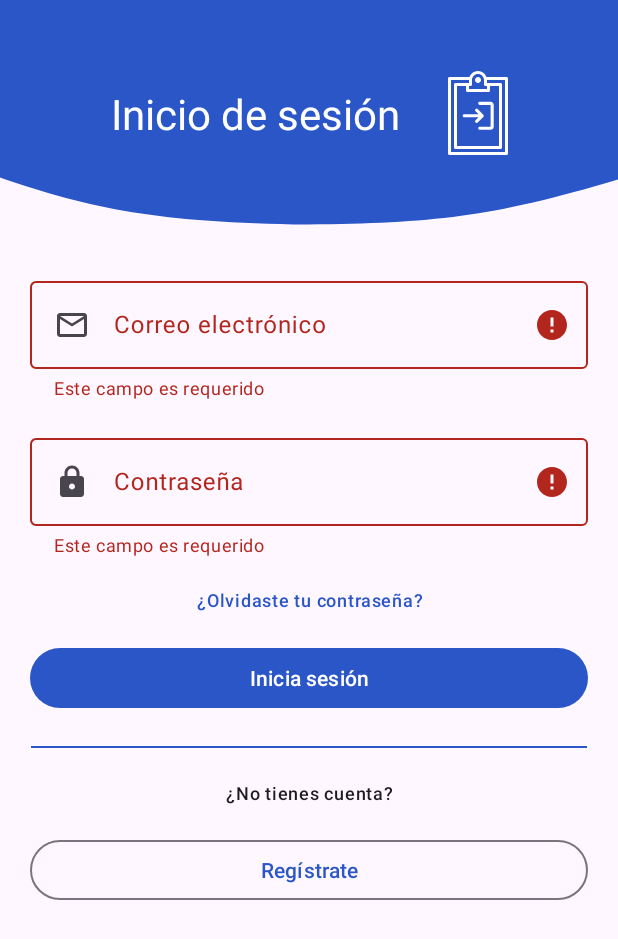
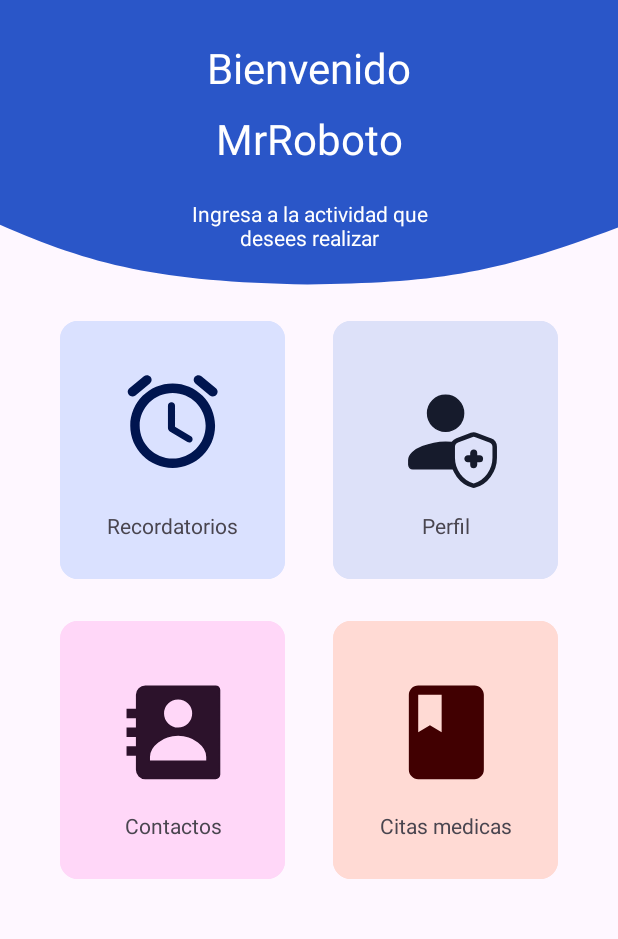
Before and after one commit to Rodrigo1619/Notimed, an Android app: the screen it shows after launch (MainActivity), after a tap on "Inicia sesión", on a phone screen of 412 x 824 dp. Shown: the top 939 px of the screen. Run offline under Robolectric (Android 15) with nearby library versions, the phone set to English and light mode, and no system bars; our stand-ins replace Room's generated code, data binding; network calls fail; 1 statement that could not run was skipped; 2 other taps on this screen came first.

Commit message:
feat: Design of the menu added

```diff
--- a/notimed-android-app/app/src/main/java/com/mrroboto/notimed/views/LoginFragment.kt
+++ b/notimed-android-app/app/src/main/java/com/mrroboto/notimed/views/LoginFragment.kt
@@ -68,7 +68,7 @@ class LoginFragment : Fragment() {
             viewModel.onLogin(email.toString(), password.toString())
 
             Toast.makeText(requireActivity(), "Estamos dentro", Toast.LENGTH_SHORT).show()
-            it.findNavController()
+            it.findNavController().navigate(R.id.action_loginFragment_to_menuFragment)
 
         }
 
--- /dev/null
+++ b/notimed-android-app/app/src/main/java/com/mrroboto/notimed/views/MenuFragment.kt
@@ -0,0 +1,60 @@
+package com.mrroboto.notimed.views
+
+import android.os.Bundle
+import androidx.fragment.app.Fragment
+import android.view.LayoutInflater
+import android.view.View
+import android.view.ViewGroup
+import com.mrroboto.notimed.R
+
+// TODO: Rename parameter arguments, choose names that match
+// the fragment initialization parameters, e.g. ARG_ITEM_NUMBER
+private const val ARG_PARAM1 = "param1"
+private const val ARG_PARAM2 = "param2"
+
+/**
+ * A simple [Fragment] subclass.
+ * Use the [MenuFragment.newInstance] factory method to
+ * create an instance of this fragment.
+ */
+class MenuFragment : Fragment() {
+    // TODO: Rename and change types of parameters
+    private var param1: String? = null
+    private var param2: String? = null
+
+    override fun onCreate(savedInstanceState: Bundle?) {
+        super.onCreate(savedInstanceState)
+        arguments?.let {
+            param1 = it.getString(ARG_PARAM1)
+            param2 = it.getString(ARG_PARAM2)
+        }
+    }
+
+    override fun onCreateView(
+        inflater: LayoutInflater, container: ViewGroup?,
+        savedInstanceState: Bundle?
+    ): View? {
+        // Inflate the layout for this fragment
+        return inflater.inflate(R.layout.fragment_menu, container, false)
+    }
+
+    companion object {
+        /**
+         * Use this factory method to create a new instance of
+         * this fragment using the provided parameters.
+         *
+         * @param param1 Parameter 1.
+         * @param param2 Parameter 2.
+         * @return A new instance of fragment MenuFragment.
+         */
+        // TODO: Rename and change types and number of parameters
+        @JvmStatic
+        fun newInstance(param1: String, param2: String) =
+            MenuFragment().apply {
+                arguments = Bundle().apply {
+                    putString(ARG_PARAM1, param1)
+                    putString(ARG_PARAM2, param2)
+                }
+            }
+    }
+}
--- /dev/null
+++ b/notimed-android-app/app/src/main/res/drawable/ic_alarm.xml
@@ -0,0 +1,9 @@
+<vector xmlns:android="http://schemas.android.com/apk/res/android"
+    android:width="61dp"
+    android:height="62dp"
+    android:viewportWidth="61"
+    android:viewportHeight="62">
+  <path
+      android:pathData="M42.369,40.831L31.837,34.581V20.424C31.837,19.174 30.837,18.174 29.587,18.174H29.4C28.15,18.174 27.15,19.174 27.15,20.424V35.174C27.15,36.268 27.712,37.299 28.681,37.862L40.087,44.706C41.15,45.331 42.525,45.018 43.15,43.956C43.806,42.862 43.462,41.456 42.369,40.831ZM58.962,8.831L49.337,0.831C48.025,-0.263 46.056,-0.107 44.931,1.237C43.837,2.55 44.025,4.518 45.337,5.643L54.931,13.643C56.244,14.737 58.212,14.581 59.337,13.237C60.462,11.925 60.275,9.956 58.962,8.831ZM5.587,13.643L15.181,5.643C16.525,4.518 16.712,2.55 15.587,1.237C14.494,-0.107 12.525,-0.263 11.212,0.831L1.587,8.831C0.275,9.956 0.087,11.925 1.212,13.237C2.306,14.581 4.275,14.737 5.587,13.643ZM30.275,5.675C14.744,5.675 2.15,18.268 2.15,33.799C2.15,49.331 14.744,61.924 30.275,61.924C45.806,61.924 58.4,49.331 58.4,33.799C58.4,18.268 45.806,5.675 30.275,5.675ZM30.275,55.674C18.212,55.674 8.4,45.862 8.4,33.799C8.4,21.737 18.212,11.925 30.275,11.925C42.337,11.925 52.15,21.737 52.15,33.799C52.15,45.862 42.337,55.674 30.275,55.674Z"
+      android:fillColor="#00154F"/>
+</vector>
--- /dev/null
+++ b/notimed-android-app/app/src/main/res/drawable/ic_book.xml
@@ -0,0 +1,9 @@
+<vector xmlns:android="http://schemas.android.com/apk/res/android"
+    android:width="76dp"
+    android:height="76dp"
+    android:viewportWidth="76"
+    android:viewportHeight="76">
+  <path
+      android:pathData="M56.977,6.942H19.477C16.039,6.942 13.227,9.755 13.227,13.192V63.192C13.227,66.63 16.039,69.442 19.477,69.442H56.977C60.414,69.442 63.227,66.63 63.227,63.192V13.192C63.227,9.755 60.414,6.942 56.977,6.942ZM19.477,13.192H35.102V38.192L27.289,33.505L19.477,38.192V13.192Z"
+      android:fillColor="#410001"/>
+</vector>
--- /dev/null
+++ b/notimed-android-app/app/src/main/res/drawable/ic_contact.xml
@@ -0,0 +1,11 @@
+<vector xmlns:android="http://schemas.android.com/apk/res/android"
+    android:width="76dp"
+    android:height="76dp"
+    android:viewportWidth="76"
+    android:viewportHeight="76">
+  <path
+      android:pathData="M13.275,23.167H13.875V22.567V13.192C13.875,11.694 14.47,10.257 15.53,9.197C16.589,8.137 18.026,7.542 19.525,7.542H66.4C67.07,7.542 67.712,7.808 68.185,8.282L68.61,7.857L68.185,8.282C68.659,8.755 68.925,9.397 68.925,10.067V66.317C68.925,66.987 68.659,67.629 68.185,68.103C67.712,68.576 67.07,68.842 66.4,68.842H19.525C18.026,68.842 16.589,68.247 15.53,67.187C14.47,66.128 13.875,64.691 13.875,63.192V53.817V53.217H13.275H7.625V48.167H13.275H13.875V47.567V41.317V40.717H13.275H7.625V35.667H13.275H13.875V35.067V28.817V28.217H13.275H7.625V23.167H13.275ZM51.375,25.691V25.689C51.375,20.204 46.881,15.714 41.4,15.714C35.922,15.714 31.425,20.204 31.425,25.689C31.425,31.17 35.922,35.667 41.4,35.667L41.402,35.667C44.044,35.657 46.576,34.602 48.444,32.733C50.312,30.865 51.365,28.333 51.375,25.691ZM60.15,57.542H60.75V56.942V54.598C60.75,50.888 58.498,47.214 55.005,44.493C51.501,41.764 46.684,39.936 41.4,39.936C36.116,39.936 31.299,41.764 27.795,44.493C24.302,47.214 22.05,50.888 22.05,54.598V56.942V57.542H22.65H60.15Z"
+      android:strokeWidth="1.2"
+      android:fillColor="#2C122B"
+      android:strokeColor="#2C122B"/>
+</vector>
--- /dev/null
+++ b/notimed-android-app/app/src/main/res/drawable/ic_profileicon.xml
@@ -0,0 +1,20 @@
+<vector xmlns:android="http://schemas.android.com/apk/res/android"
+    android:width="76dp"
+    android:height="76dp"
+    android:viewportWidth="76"
+    android:viewportHeight="76">
+  <path
+      android:strokeWidth="1"
+      android:pathData="M49.728,25.516C49.728,32.146 44.358,37.516 37.728,37.516C31.098,37.516 25.728,32.146 25.728,25.516C25.728,18.886 31.098,13.516 37.728,13.516C44.358,13.516 49.728,18.886 49.728,25.516ZM13.228,56.766C13.228,54.872 14.173,53.175 15.8,51.674C17.43,50.169 19.712,48.894 22.285,47.863C27.432,45.801 33.619,44.766 37.728,44.766C41.837,44.766 48.024,45.801 53.171,47.863C55.744,48.894 58.026,50.169 59.656,51.674C61.283,53.175 62.228,54.872 62.228,56.766V59.891C62.228,61.334 61.046,62.516 59.603,62.516H15.853C14.41,62.516 13.228,61.334 13.228,59.891V56.766Z"
+      android:fillColor="#161B2C"
+      android:strokeColor="#161B2C"/>
+  <group>
+    <clip-path
+        android:pathData="M37.728,38.016h37.5v37.5h-37.5z"/>
+    <path
+        android:pathData="M55.634,58.224V56.724H54.134H52.572C52.103,56.724 51.728,56.349 51.728,55.88C51.728,55.412 52.103,55.037 52.572,55.037H54.134H55.634V53.537V51.974C55.634,51.506 56.01,51.13 56.478,51.13C56.946,51.13 57.322,51.506 57.322,51.974V53.537V55.037H58.822H60.384C60.853,55.037 61.228,55.412 61.228,55.88C61.228,56.349 60.853,56.724 60.384,56.724H58.822H57.322V58.224V59.787C57.322,60.255 56.946,60.63 56.478,60.63C56.01,60.63 55.634,60.255 55.634,59.787V58.224ZM45.483,43.554L45.483,43.554L45.471,43.558C43.685,44.245 42.478,45.95 42.478,47.896V55.24C42.478,63.736 48.198,71.758 56.113,73.742L56.478,73.833L56.843,73.742C64.758,71.758 70.478,63.736 70.478,55.24V47.896C70.478,45.974 69.277,44.241 67.472,43.569C67.471,43.569 67.47,43.569 67.469,43.568L58.112,40.059C57.057,39.642 55.895,39.647 54.856,40.039C54.855,40.039 54.855,40.04 54.854,40.04L45.483,43.554Z"
+        android:strokeWidth="3"
+        android:fillColor="#DDE1F9"
+        android:strokeColor="#161B2C"/>
+  </group>
+</vector>
--- /dev/null
+++ b/notimed-android-app/app/src/main/res/layout/fragment_menu.xml
@@ -0,0 +1,254 @@
+<?xml version="1.0" encoding="utf-8"?>
+<layout
+    xmlns:android="http://schemas.android.com/apk/res/android"
+    xmlns:tools="http://schemas.android.com/tools"
+    xmlns:app="http://schemas.android.com/apk/res-auto"
+    >
+
+    <ScrollView
+        android:layout_width="wrap_content"
+        android:layout_height="match_parent"
+        android:background="?colorSurface"
+        tools:context=".views.MenuFragment">
+
+        <androidx.constraintlayout.widget.ConstraintLayout
+            android:layout_width="match_parent"
+            android:layout_height="match_parent">
+
+            <androidx.constraintlayout.widget.ConstraintLayout
+                android:id="@+id/constraintLayout4"
+                android:layout_width="match_parent"
+                android:layout_height="wrap_content"
+                app:layout_constraintEnd_toEndOf="parent"
+                app:layout_constraintStart_toStartOf="parent"
+                app:layout_constraintTop_toTopOf="parent">
+
+                <View
+                    android:id="@+id/menu_view"
+                    android:layout_width="wrap_content"
+                    android:layout_height="190dp"
+                    android:background="@drawable/ic_top"
+                    android:maxHeight="199dp"
+                    android:textAlignment="center"
+                    app:layout_constraintEnd_toEndOf="parent"
+                    app:layout_constraintHorizontal_bias="0.0"
+                    app:layout_constraintStart_toStartOf="parent"
+                    app:layout_constraintTop_toTopOf="parent" />
+
+                <androidx.constraintlayout.widget.ConstraintLayout
+                    android:id="@+id/constraintLayout"
+                    android:layout_width="wrap_content"
+                    android:layout_height="wrap_content"
+                    android:layout_marginBottom="@dimen/MenuWelcome_constraint"
+                    app:layout_constraintBottom_toBottomOf="@+id/menu_view"
+                    app:layout_constraintEnd_toEndOf="parent"
+                    app:layout_constraintStart_toStartOf="@+id/menu_view"
+                    app:layout_constraintTop_toTopOf="@+id/menu_view">
+
+                    <TextView
+                        android:id="@+id/label_menu"
+                        style="@style/TextAppearance.Material3.HeadlineMedium"
+                        android:layout_width="wrap_content"
+                        android:layout_height="wrap_content"
+                        android:text="@string/Welcome"
+                        android:textColor="?colorOnPrimary"
+                        app:layout_constraintBottom_toBottomOf="parent"
+                        app:layout_constraintEnd_toEndOf="parent"
+                        app:layout_constraintStart_toStartOf="parent"
+                        app:layout_constraintTop_toTopOf="parent"></TextView>
+
+                </androidx.constraintlayout.widget.ConstraintLayout>
+
+                <androidx.constraintlayout.widget.ConstraintLayout
+                    android:id="@+id/constraintLayout3"
+                    android:layout_width="wrap_content"
+                    android:layout_height="wrap_content"
+                    android:layout_marginBottom="@dimen/menu_username_bottom"
+                    app:layout_constraintBottom_toBottomOf="parent"
+                    app:layout_constraintEnd_toEndOf="parent"
+                    app:layout_constraintStart_toStartOf="@+id/menu_view"
+                    app:layout_constraintTop_toBottomOf="@+id/constraintLayout">
+
+                    <TextView
+                        android:id="@+id/menu_username"
+                        style="@style/TextAppearance.Material3.HeadlineMedium"
+                        android:layout_width="wrap_content"
+                        android:layout_height="wrap_content"
+                        android:text="MrRoboto"
+                        android:textColor="?colorOnPrimary"
+                        app:layout_constraintBottom_toBottomOf="parent"
+                        app:layout_constraintEnd_toEndOf="parent"
+                        app:layout_constraintStart_toStartOf="parent"
+                        app:layout_constraintTop_toTopOf="parent">
+
+                    </TextView>
+
+                </androidx.constraintlayout.widget.ConstraintLayout>
+
+                <androidx.constraintlayout.widget.ConstraintLayout
+                    android:layout_width="180dp"
+                    android:layout_height="wrap_content"
+                    app:layout_constraintBottom_toBottomOf="@+id/menu_view"
+                    app:layout_constraintEnd_toEndOf="parent"
+                    app:layout_constraintStart_toStartOf="@+id/menu_view"
+                    app:layout_constraintTop_toBottomOf="@+id/constraintLayout3">
+
+                    <TextView
+
+                        android:layout_width="wrap_content"
+                        android:layout_height="wrap_content"
+                        android:text="@string/instructions"
+                        android:textAlignment="center"
+                        android:textColor="?colorOnPrimary"
+                        app:layout_constraintBottom_toBottomOf="parent"
+                        app:layout_constraintEnd_toEndOf="parent"
+                        app:layout_constraintStart_toStartOf="parent"
+                        app:layout_constraintTop_toTopOf="parent">
+
+                    </TextView>
+
+                </androidx.constraintlayout.widget.ConstraintLayout>
+
+            </androidx.constraintlayout.widget.ConstraintLayout>
+
+
+            <Button
+                android:id="@+id/button1"
+                android:layout_width="@dimen/button_width"
+                android:layout_height="@dimen/button_height"
+                android:layout_marginStart="@dimen/button_marginleft"
+                android:layout_marginTop="@dimen/button_marginTop"
+                android:backgroundTint="@color/Button_Reminders"
+                app:cornerRadius="@dimen/button_cornerRadius"
+                app:layout_constraintStart_toStartOf="parent"
+                app:layout_constraintTop_toBottomOf="@+id/constraintLayout4">
+
+            </Button>
+
+            <Button
+                android:id="@+id/button2"
+                android:layout_width="@dimen/button_width"
+                android:layout_height="@dimen/button_height"
+                android:layout_marginTop="@dimen/button_marginTop"
+                android:layout_marginEnd="@dimen/button_marginRight"
+                android:backgroundTint="@color/button_profile"
+                app:cornerRadius="@dimen/button_cornerRadius"
+                app:layout_constraintEnd_toEndOf="parent"
+                app:layout_constraintTop_toBottomOf="@+id/constraintLayout4">
+
+            </Button>
+
+            <Button
+                android:id="@+id/button3"
+                android:layout_width="@dimen/button_width"
+                android:layout_height="@dimen/button_height"
+                android:layout_marginStart="@dimen/button_marginleft"
+                android:layout_marginTop="@dimen/button_marginTop"
+                android:backgroundTint="@color/button_contacts"
+                app:cornerRadius="@dimen/button_cornerRadius"
+                app:layout_constraintStart_toStartOf="parent"
+                app:layout_constraintTop_toBottomOf="@+id/button1">
+
+            </Button>
+
+            <Button
+                android:id="@+id/button4"
+                android:layout_width="@dimen/button_width"
+                android:layout_height="@dimen/button_height"
+                android:layout_marginTop="@dimen/button_marginTop"
+                android:layout_marginEnd="@dimen/button_marginRight"
+                android:backgroundTint="@color/button_medicDates"
+                app:cornerRadius="@dimen/button_cornerRadius"
+                app:layout_constraintEnd_toEndOf="parent"
+                app:layout_constraintTop_toBottomOf="@+id/button2">
+
+            </Button>
+
+            <TextView
+                android:id="@+id/reminder_icon"
+                android:layout_width="wrap_content"
+                android:layout_height="wrap_content"
+                android:layout_marginTop="@dimen/marginTop_icon"
+                android:drawableTop="@drawable/ic_alarm"
+                app:layout_constraintEnd_toEndOf="@+id/button1"
+                app:layout_constraintStart_toStartOf="@+id/button1"
+                app:layout_constraintTop_toTopOf="@+id/button1" />
+
+            <TextView
+                android:id="@+id/reminder_text"
+                android:layout_width="wrap_content"
+                android:layout_height="wrap_content"
+                android:layout_marginBottom="@dimen/marginbottom_text"
+                android:text="@string/reminder"
+                app:layout_constraintBottom_toBottomOf="@+id/button1"
+                app:layout_constraintEnd_toEndOf="@+id/button1"
+                app:layout_constraintStart_toStartOf="@+id/button1" />
+
+            <TextView
+                android:id="@+id/profile_icon"
+                android:layout_width="wrap_content"
+                android:layout_height="wrap_content"
+                android:layout_marginTop="@dimen/marginTop_icon"
+                android:drawableTop="@drawable/ic_profileicon"
+                app:layout_constraintEnd_toEndOf="@+id/button2"
+                app:layout_constraintStart_toStartOf="@+id/button2"
+                app:layout_constraintTop_toTopOf="@+id/button2" />
+
+            <TextView
+                android:id="@+id/profile_text"
+                android:layout_width="wrap_content"
+                android:layout_height="wrap_content"
+                android:layout_marginBottom="@dimen/marginbottom_text"
+                android:text="@string/profile"
+                app:layout_constraintBottom_toBottomOf="@+id/button2"
+                app:layout_constraintEnd_toEndOf="@+id/button2"
+                app:layout_constraintStart_toStartOf="@+id/button2" />
+
+            <TextView
+                android:id="@+id/contact_icon"
+                android:layout_width="wrap_content"
+                android:layout_height="wrap_content"
+                android:layout_marginTop="@dimen/marginTop_icon"
+                android:drawableTop="@drawable/ic_contact"
+                app:layout_constraintEnd_toEndOf="@+id/button3"
+                app:layout_constraintStart_toStartOf="@+id/button3"
+                app:layout_constraintTop_toTopOf="@+id/button3" />
+
+            <TextView
+                android:id="@+id/contact_text"
+                android:layout_width="wrap_content"
+                android:layout_height="wrap_content"
+                android:layout_marginBottom="@dimen/marginbottom_text"
+                android:text="@string/contacts"
+                app:layout_constraintBottom_toBottomOf="@+id/button3"
+                app:layout_constraintEnd_toEndOf="@+id/button3"
+                app:layout_constraintHorizontal_bias="0.511"
+                app:layout_constraintStart_toStartOf="@+id/button3" />
+
+            <TextView
+                android:id="@+id/medicdate_icon"
+                android:layout_width="wrap_content"
+                android:layout_height="wrap_content"
+                android:layout_marginTop="@dimen/marginTop_icon"
+                android:drawableTop="@drawable/ic_book"
+                app:layout_constraintEnd_toEndOf="@+id/button4"
+                app:layout_constraintStart_toStartOf="@+id/button4"
+                app:layout_constraintTop_toTopOf="@+id/button4" />
+
+            <TextView
+                android:id="@+id/medicdate_text"
+                android:layout_width="wrap_content"
+                android:layout_height="wrap_content"
+                android:layout_marginBottom="@dimen/marginbottom_text"
+                android:text="@string/medicdates"
+                app:layout_constraintBottom_toBottomOf="@+id/button4"
+                app:layout_constraintEnd_toEndOf="@+id/button4"
+                app:layout_constraintStart_toStartOf="@+id/button4" />
+
+
+        </androidx.constraintlayout.widget.ConstraintLayout>
+    </ScrollView>
+
+
+
+</layout>
--- a/notimed-android-app/app/src/main/res/navigation/nav_graph.xml
+++ b/notimed-android-app/app/src/main/res/navigation/nav_graph.xml
@@ -15,6 +15,9 @@
         <action
             android:id="@+id/action_loginFragment_to_recoverFragment"
             app:destination="@id/recoverFragment" />
+        <action
+            android:id="@+id/action_loginFragment_to_menuFragment"
+            app:destination="@id/menuFragment" />
     </fragment>
     <fragment
         android:id="@+id/registerFragment"
@@ -33,4 +36,9 @@
             android:id="@+id/action_recoverFragment_to_loginFragment"
             app:destination="@id/loginFragment" />
     </fragment>
+    <fragment
+        android:id="@+id/menuFragment"
+        android:name="com.mrroboto.notimed.views.MenuFragment"
+        android:label="fragment_menu"
+        tools:layout="@layout/fragment_menu" />
 </navigation>
--- a/notimed-android-app/app/src/main/res/values/colors.xml
+++ b/notimed-android-app/app/src/main/res/values/colors.xml
@@ -55,4 +55,9 @@
     <color name="md_theme_dark_inversePrimary">#2A56C8</color>
     <color name="md_theme_dark_shadow">#000000</color>
     <color name="seed">#2a56c8</color>
+    <color name="Button_Reminders">#DAE1FF</color>
+    <color name="button_profile">#DDE1F9</color>
+    <color name="button_contacts">#FFD7F8</color>
+    <color name="button_medicDates">#FFDAD4</color>
+
 </resources>
--- a/notimed-android-app/app/src/main/res/values/dimens.xml
+++ b/notimed-android-app/app/src/main/res/values/dimens.xml
@@ -4,4 +4,14 @@
     <dimen name="margin_20dp">20dp</dimen>
     <dimen name="smallGap">16dp</dimen>
     <dimen name="gap12dp">12dp</dimen>
+    <dimen name="MenuWelcome_constraint">100dp</dimen>
+    <dimen name="menu_username_bottom">70dp</dimen>
+    <dimen name="button_marginleft">40dp</dimen>
+    <dimen name="button_marginRight">40dp</dimen>
+    <dimen name="button_marginTop">20dp</dimen>
+    <dimen name="button_cornerRadius">12dp</dimen>
+    <dimen name="button_height">180dp</dimen>
+    <dimen name="button_width">150dp</dimen>
+    <dimen name="marginTop_icon">40dp</dimen>
+    <dimen name="marginbottom_text">30dp</dimen>
 </resources>
--- a/notimed-android-app/app/src/main/res/values/strings.xml
+++ b/notimed-android-app/app/src/main/res/values/strings.xml
@@ -29,4 +29,10 @@
     <string name="ErrorforName">¿Estás seguro de haber ingresado tu nombre correctamente?</string>
     <string name="ErrorforLastName">¿Estás seguro de haber ingresado tu apellido correctamente?</string>
     <string name="ErrorforDropdown">Por favor selecciona uno</string>
+    <string name="Welcome">Bienvenido</string>
+    <string name="instructions">Ingresa a la actividad que desees realizar</string>
+    <string name="medicdates">Citas medicas</string>
+    <string name="contacts">Contactos</string>
+    <string name="profile">Perfil</string>
+    <string name="reminder">Recordatorios</string>
 </resources>
--- a/notimed-android-app/build.gradle
+++ b/notimed-android-app/build.gradle
@@ -20,7 +20,7 @@ buildscript {
 plugins {
     id 'com.android.application' version '7.2.0' apply false
     id 'com.android.library' version '7.2.0' apply false
-    id 'org.jetbrains.kotlin.android' version '1.6.21' apply false
+    id 'org.jetbrains.kotlin.android' version '1.7.0' apply false
 }
 
 task clean(type: Delete) {
```
Also changed, not shown: 1 other file.
